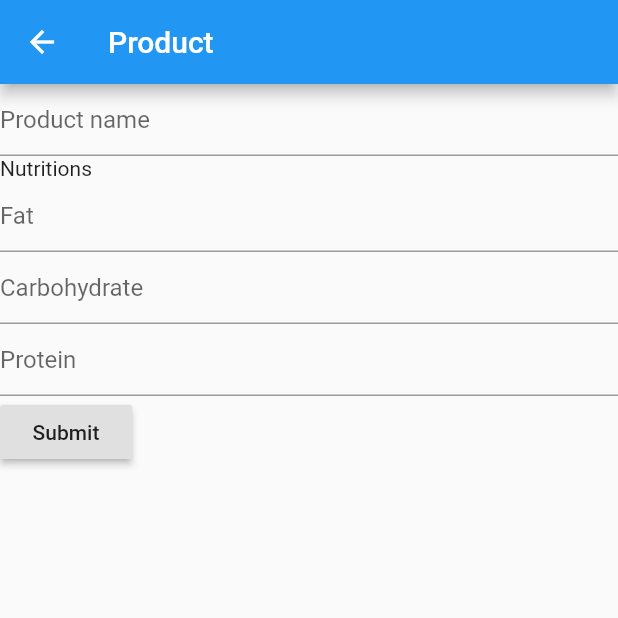
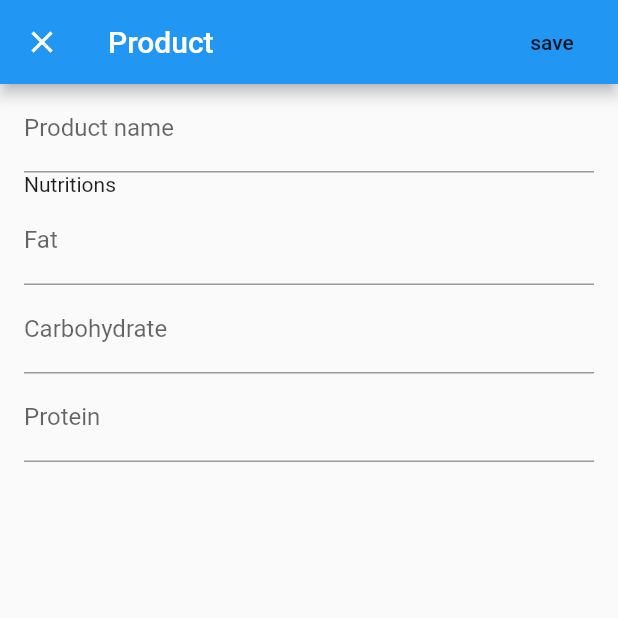
Before and after one commit to lzenczuk/flutter-diet-app, a Flutter app: the ProductEditorPage screen opened by its route, on a phone screen of 412 x 824 dp, the top half of it. Run offline on Flutter 3.47's test engine with Material 2 defaults, Android fonts, the phone set to English and light mode, and no system bars.

Commit message:
Refactor of product editor page - in progress
Change page widget to stateful
Improved design (padding...)
Add focus support - not fully implemented

```diff
--- a/lib/pages/products/product_editor.dart
+++ b/lib/pages/products/product_editor.dart
@@ -1,76 +1,120 @@
 import 'package:diet_app/models/product.dart';
 import 'package:flutter/material.dart';
 
-class ProductEditorPage extends StatelessWidget {
+class ProductEditorPage extends StatefulWidget {
+  final Product product;
+
+  const ProductEditorPage({Key key, this.product}) : super(key: key);
+
   @override
-  Widget build(BuildContext context) {
-    // TODO: implement build
-    return Scaffold(
-      appBar: AppBar(
-        title: Text("Product"),
-      ),
-      body: ProductForm(),
-    );
+  State<StatefulWidget> createState() {
+    return _ProductEditorState(product);
   }
 }
 
-class ProductForm extends StatefulWidget {
-  @override
-  State<StatefulWidget> createState() {
-    // TODO: implement createState
-    return _ProductFormState();
+class _ProductEditorState extends State<ProductEditorPage> {
+  final _formKey = GlobalKey<FormState>();
+
+  Product _product;
+
+  _ProductEditorState(Product product) {
+    if (product != null) {
+      _product = product;
+    } else {
+      _product = Product();
     }
   }
 
-class _ProductFormState extends State<ProductForm> {
-  final _formKey = GlobalKey<FormState>();
-
-  Product _product = Product();
-
   @override
   Widget build(BuildContext context) {
-    return Form(
+    var nameFocusNode = FocusNode();
+    var fatFocusNode = FocusNode();
+    var carbohydrateFocusNode = FocusNode();
+    var proteinFocusNode = FocusNode();
+
+    return Scaffold(
+        appBar: AppBar(
+          leading: IconButton(
+              icon: Icon(Icons.close),
+              onPressed: () {
+                Navigator.pop(context);
+              }),
+          title: Text("Product"),
+          actions: <Widget>[
+            FlatButton(
+              child: Text("save"),
+              onPressed: () {
+                validateAndSave(context);
+              },
+            )
+          ],
+        ),
+        body: SafeArea(
+          child: Form(
             key: _formKey,
-      child: Column(
-        crossAxisAlignment: CrossAxisAlignment.start,
+            child: ListView(
+              padding: EdgeInsets.symmetric(horizontal: 16.0),
               children: <Widget>[
                 TextFormField(
-            decoration: InputDecoration(hintText: 'Product name'),
+                  decoration: InputDecoration(labelText: 'Product name'),
                   validator: (value) {
                     if (value.isEmpty) {
                       return 'Please enter product name';
                     }
                   },
                   onSaved: (value) => setState(() => _product.name = value),
+                  textInputAction: TextInputAction.next,
+                  focusNode: nameFocusNode,
+                  onFieldSubmitted: (term) {
+                    nameFocusNode.unfocus();
+                    FocusScope.of(context).requestFocus(fatFocusNode);
+                  },
                 ),
                 Text('Nutritions'),
                 NumberFormField(
                   fieldName: 'Fat',
                   messageWhenEmpty: 'Please enter amount of fat',
                   onSaved: (value) => setState(() => _product.fat = value),
+                  textInputAction: TextInputAction.next,
+                  focusNode: fatFocusNode,
+                  onFieldSubmitted: (term) {
+                    fatFocusNode.unfocus();
+                    FocusScope.of(context).requestFocus(carbohydrateFocusNode);
+                  },
                 ),
                 NumberFormField(
                   fieldName: 'Carbohydrate',
                   messageWhenEmpty: 'Please enter amount of carbohydrate',
-            onSaved: (value) => setState(() => _product.carbohydrates = value),
+                  onSaved: (value) =>
+                      setState(() => _product.carbohydrates = value),
+                  textInputAction: TextInputAction.next,
+                  focusNode: carbohydrateFocusNode,
+                  onFieldSubmitted: (term) {
+                    carbohydrateFocusNode.unfocus();
+                    FocusScope.of(context).requestFocus(proteinFocusNode);
+                  },
                 ),
                 NumberFormField(
                   fieldName: 'Protein',
                   messageWhenEmpty: 'Please enter amount of protein',
                   onSaved: (value) => setState(() => _product.protein = value),
+                  textInputAction: TextInputAction.done,
+                  focusNode: proteinFocusNode,
+                  onFieldSubmitted: (term) {
+                    validateAndSave(context);
+                  },
+                )
+              ],
             ),
-          RaisedButton(
-            child: Text('Submit'),
-            onPressed: () {
+          ),
+        ));
+  }
+
+  void validateAndSave(BuildContext context) {
     if (_formKey.currentState.validate()) {
       _formKey.currentState.save();
       Navigator.pop(context, _product);
     }
-            },
-          )
-        ],
-      ),
-    );
   }
 }
 
@@ -78,16 +122,27 @@ class NumberFormField extends StatelessWidget {
   final String fieldName;
   final String messageWhenEmpty;
   final FormFieldSetter<double> onSaved;
+  final TextInputAction textInputAction;
+  final FocusNode focusNode;
+  final ValueChanged<String> onFieldSubmitted;
 
   const NumberFormField(
-      {Key key, this.fieldName, this.messageWhenEmpty, this.onSaved})
+      {Key key,
+      this.fieldName,
+      this.messageWhenEmpty,
+      this.onSaved,
+      this.textInputAction,
+      this.focusNode,
+      this.onFieldSubmitted})
       : super(key: key);
 
   @override
   Widget build(BuildContext context) {
     return TextFormField(
-        decoration: InputDecoration(hintText: fieldName),
+      decoration: InputDecoration(labelText: fieldName),
       keyboardType: TextInputType.number,
+      textInputAction: this.textInputAction,
+      focusNode: this.focusNode,
       validator: (value) {
         if (value.isEmpty) {
           return messageWhenEmpty;
@@ -105,6 +160,8 @@ class NumberFormField extends StatelessWidget {
       onSaved: (value) {
         double num = double.parse(value);
         onSaved(num);
-        });
+      },
+      onFieldSubmitted: (term) => onFieldSubmitted(term),
+    );
   }
 }
```
Lines whose indentation alone changed are shown as unchanged.
